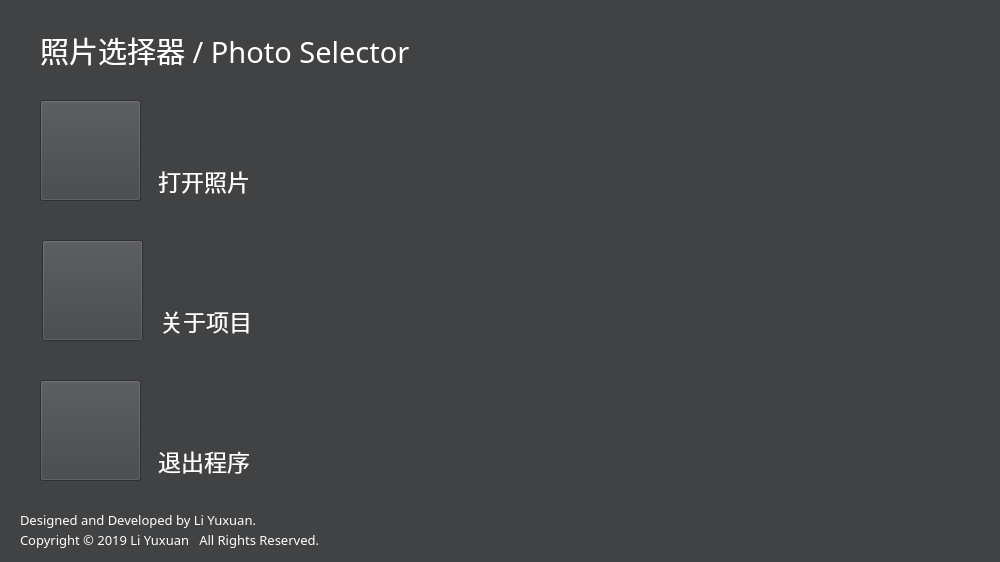
Above: PhotoSelector/menu.ui from liyuxuan2003/PhotoSelector before the change. Below: the same form after it.
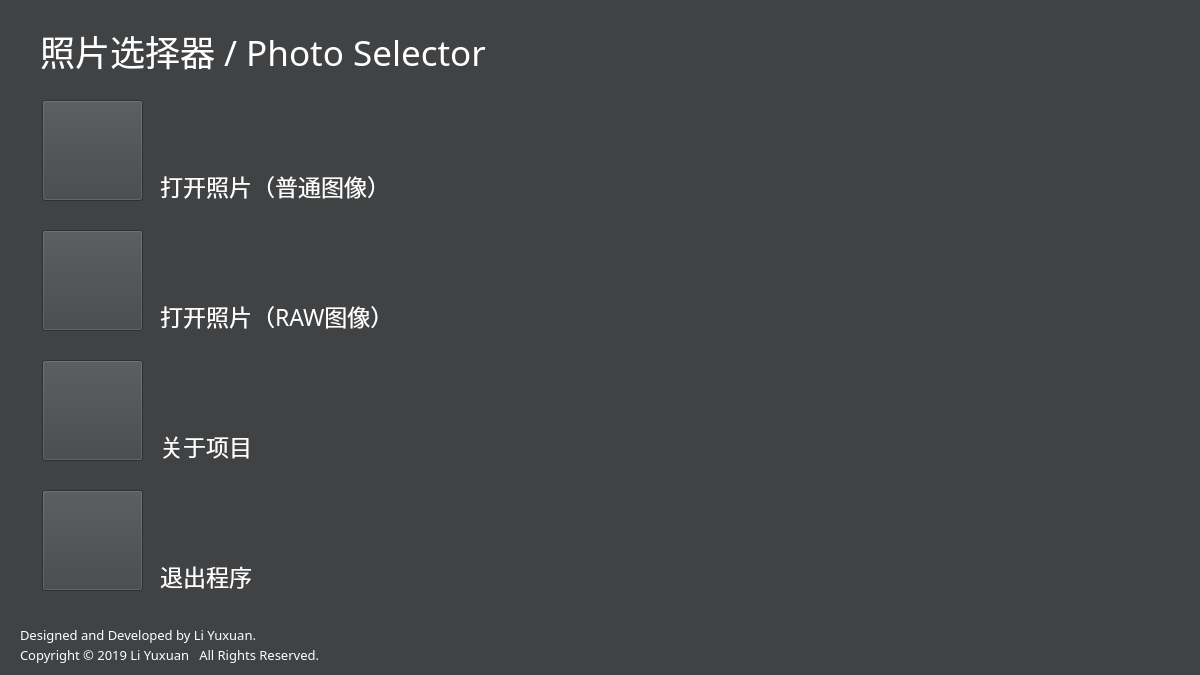
That is the form after the change. Icons and pictures are not drawn.

The edit to the form file:
```diff
--- a/PhotoSelector/menu.ui
+++ b/PhotoSelector/menu.ui
@@ -6,8 +6,8 @@
    <rect>
     <x>0</x>
     <y>0</y>
-    <width>1000</width>
-    <height>562</height>
+    <width>1200</width>
+    <height>675</height>
    </rect>
   </property>
   <property name="windowTitle">
@@ -20,15 +20,15 @@
    <property name="geometry">
     <rect>
      <x>40</x>
-     <y>20</y>
-     <width>401</width>
-     <height>61</height>
+     <y>30</y>
+     <width>511</width>
+     <height>41</height>
     </rect>
    </property>
    <property name="font">
     <font>
      <family>等线</family>
-     <pointsize>22</pointsize>
+     <pointsize>26</pointsize>
     </font>
    </property>
    <property name="styleSheet">
@@ -41,10 +41,10 @@
   <widget class="QLabel" name="labelStart">
    <property name="geometry">
     <rect>
-     <x>158</x>
-     <y>150</y>
+     <x>160</x>
+     <y>170</y>
      <width>401</width>
-     <height>61</height>
+     <height>31</height>
     </rect>
    </property>
    <property name="font">
@@ -57,13 +57,13 @@
     <string notr="true">color: rgb(255, 255, 255);</string>
    </property>
    <property name="text">
-    <string>打开照片</string>
+    <string>打开照片（普通图像）</string>
    </property>
   </widget>
   <widget class="QPushButton" name="pushButtonStart">
    <property name="geometry">
     <rect>
-     <x>40</x>
+     <x>42</x>
      <y>100</y>
      <width>101</width>
      <height>101</height>
@@ -79,10 +79,10 @@
   <widget class="QLabel" name="labelExit">
    <property name="geometry">
     <rect>
-     <x>158</x>
-     <y>430</y>
+     <x>160</x>
+     <y>560</y>
      <width>401</width>
-     <height>61</height>
+     <height>31</height>
     </rect>
    </property>
    <property name="font">
@@ -101,8 +101,8 @@
   <widget class="QPushButton" name="pushButtonExit">
    <property name="geometry">
     <rect>
-     <x>40</x>
-     <y>380</y>
+     <x>42</x>
+     <y>490</y>
      <width>101</width>
      <height>101</height>
     </rect>
@@ -118,7 +118,7 @@
    <property name="geometry">
     <rect>
      <x>42</x>
-     <y>240</y>
+     <y>360</y>
      <width>101</width>
      <height>101</height>
     </rect>
@@ -134,9 +134,9 @@
    <property name="geometry">
     <rect>
      <x>160</x>
-     <y>290</y>
+     <y>430</y>
      <width>401</width>
-     <height>61</height>
+     <height>31</height>
     </rect>
    </property>
    <property name="font">
@@ -156,7 +156,7 @@
    <property name="geometry">
     <rect>
      <x>20</x>
-     <y>510</y>
+     <y>625</y>
      <width>401</width>
      <height>20</height>
     </rect>
@@ -178,7 +178,7 @@
    <property name="geometry">
     <rect>
      <x>20</x>
-     <y>530</y>
+     <y>645</y>
      <width>401</width>
      <height>20</height>
     </rect>
@@ -196,6 +196,44 @@
     <string>Copyright © 2019 Li Yuxuan   All Rights Reserved.</string>
    </property>
   </widget>
+  <widget class="QLabel" name="labelStartRaw">
+   <property name="geometry">
+    <rect>
+     <x>160</x>
+     <y>300</y>
+     <width>401</width>
+     <height>31</height>
+    </rect>
+   </property>
+   <property name="font">
+    <font>
+     <family>等线</family>
+     <pointsize>17</pointsize>
+    </font>
+   </property>
+   <property name="styleSheet">
+    <string notr="true">color: rgb(255, 255, 255);</string>
+   </property>
+   <property name="text">
+    <string>打开照片（RAW图像）</string>
+   </property>
+  </widget>
+  <widget class="QPushButton" name="pushButtonStartRaw">
+   <property name="geometry">
+    <rect>
+     <x>42</x>
+     <y>230</y>
+     <width>101</width>
+     <height>101</height>
+    </rect>
+   </property>
+   <property name="styleSheet">
+    <string notr="true">image: url(:/Resource/StartRaw.PNG);</string>
+   </property>
+   <property name="text">
+    <string/>
+   </property>
+  </widget>
  </widget>
  <resources/>
  <connections/>
```
